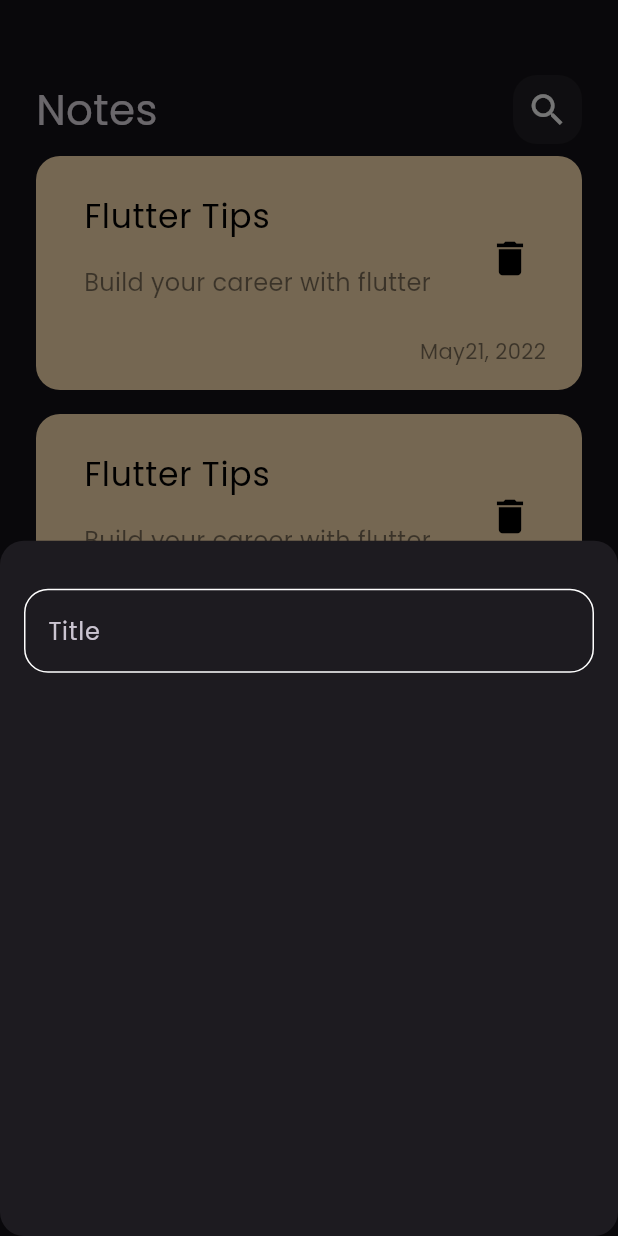
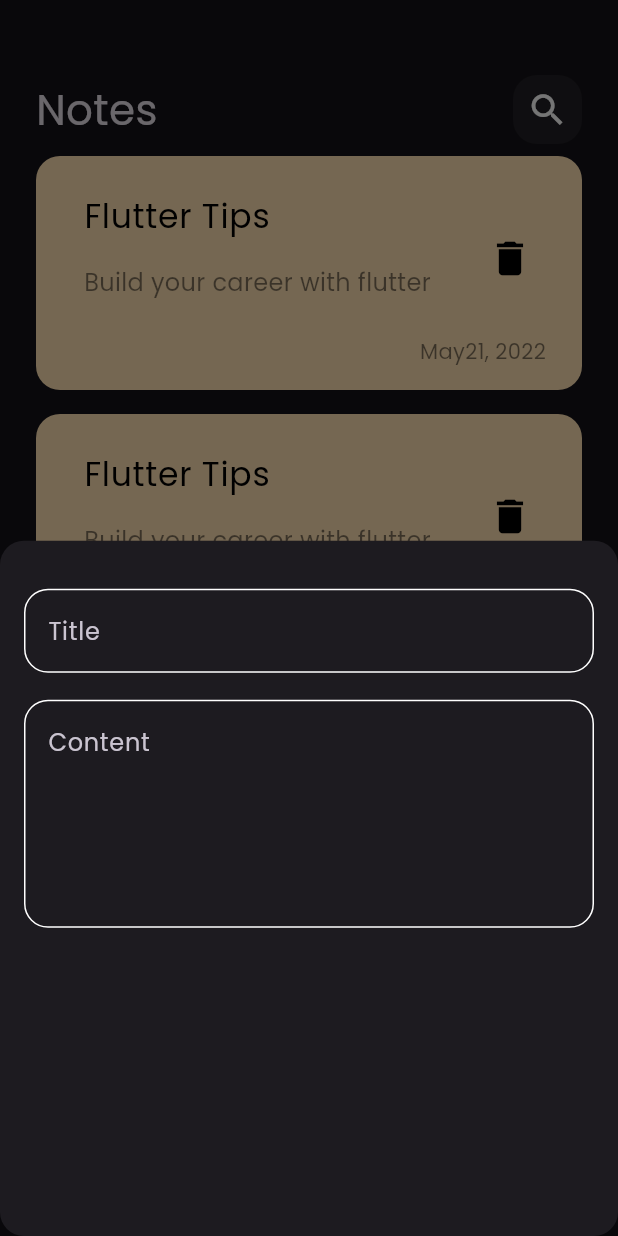
Before and after one commit to zeinabmostafa1/notes_app, a Flutter app: the screen it shows after launch, after a tap on the "add" icon, on a phone screen of 412 x 824 dp. Run offline on Flutter 3.47's test engine with Material 3 defaults, Android fonts, the phone set to English and light mode, and no system bars.

Commit message:
add fields to buttom sheet

```diff
--- a/lib/view/widgets/add_note_bottom_sheet.dart
+++ b/lib/view/widgets/add_note_bottom_sheet.dart
@@ -10,7 +10,14 @@ class AddNoteBottomSheet extends StatelessWidget {
       padding: EdgeInsets.symmetric(horizontal: 16, vertical: 32),
       child: Column(
         children: [
-          CustomTextField(),
+          CustomTextField(hint: 'Title'),
+          SizedBox(
+            height: 18,
+          ),
+          CustomTextField(
+            hint: 'Content',
+            maxLines: 5,
+          ),
         ],
       ),
     );
--- a/lib/view/widgets/custom_text_field.dart
+++ b/lib/view/widgets/custom_text_field.dart
@@ -2,14 +2,17 @@ import 'package:flutter/material.dart';
 import 'package:notes_app/constatns.dart';
 
 class CustomTextField extends StatelessWidget {
-  const CustomTextField({super.key});
+  const CustomTextField({super.key, required this.hint, this.maxLines = 1});
+  final String hint;
+  final int maxLines;
 
   @override
   Widget build(BuildContext context) {
     return TextField(
         cursorColor: primaryColor,
+        maxLines: maxLines,
         decoration: InputDecoration(
-            hintText: 'Title',
+            hintText: hint,
             border: buildBorder(),
             enabledBorder: buildBorder(),
             focusedBorder: buildBorder(primaryColor)));
```
